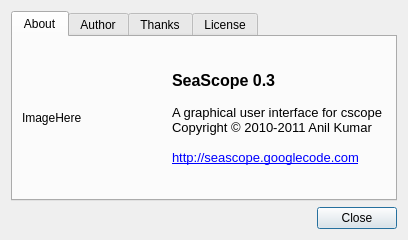
Above: src/ui/about.ui from anilFree/seascope before the change. Below: the same form after it.
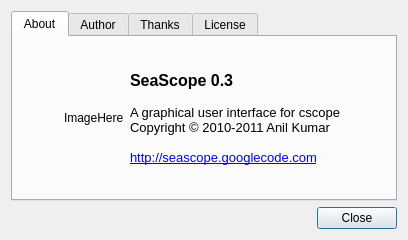
That is the form after the change. The open tabs and pages were chosen to show the change.

Commit message: add hpp to supported files (by xuhdev) shift to seascope directory (by xuhdev) minor fixes.

Patch:
```diff
--- a/src/ui/about.ui
+++ b/src/ui/about.ui
@@ -39,6 +39,19 @@
        </item>
        <item>
         <layout class="QHBoxLayout" name="ad_hlay">
+         <item>
+          <spacer name="ad_hspace1">
+           <property name="orientation">
+            <enum>Qt::Horizontal</enum>
+           </property>
+           <property name="sizeHint" stdset="0">
+            <size>
+             <width>40</width>
+             <height>20</height>
+            </size>
+           </property>
+          </spacer>
+         </item>
          <item>
           <widget class="QLabel" name="ad_logo_lbl">
            <property name="text">
@@ -49,19 +62,6 @@
            </property>
           </widget>
          </item>
-         <item>
-          <spacer name="ad_hspace">
-           <property name="orientation">
-            <enum>Qt::Horizontal</enum>
-           </property>
-           <property name="sizeHint" stdset="0">
-            <size>
-             <width>40</width>
-             <height>20</height>
-            </size>
-           </property>
-          </spacer>
-         </item>
          <item>
           <widget class="QLabel" name="ad_title_lbl">
            <property name="text">
@@ -81,6 +81,19 @@
            </property>
           </widget>
          </item>
+         <item>
+          <spacer name="ad_hspace2">
+           <property name="orientation">
+            <enum>Qt::Horizontal</enum>
+           </property>
+           <property name="sizeHint" stdset="0">
+            <size>
+             <width>40</width>
+             <height>20</height>
+            </size>
+           </property>
+          </spacer>
+         </item>
         </layout>
        </item>
        <item>
```
Left out of the diff: 2 changed lines with no effect on the pictures. The commit also changes 2 other files.
